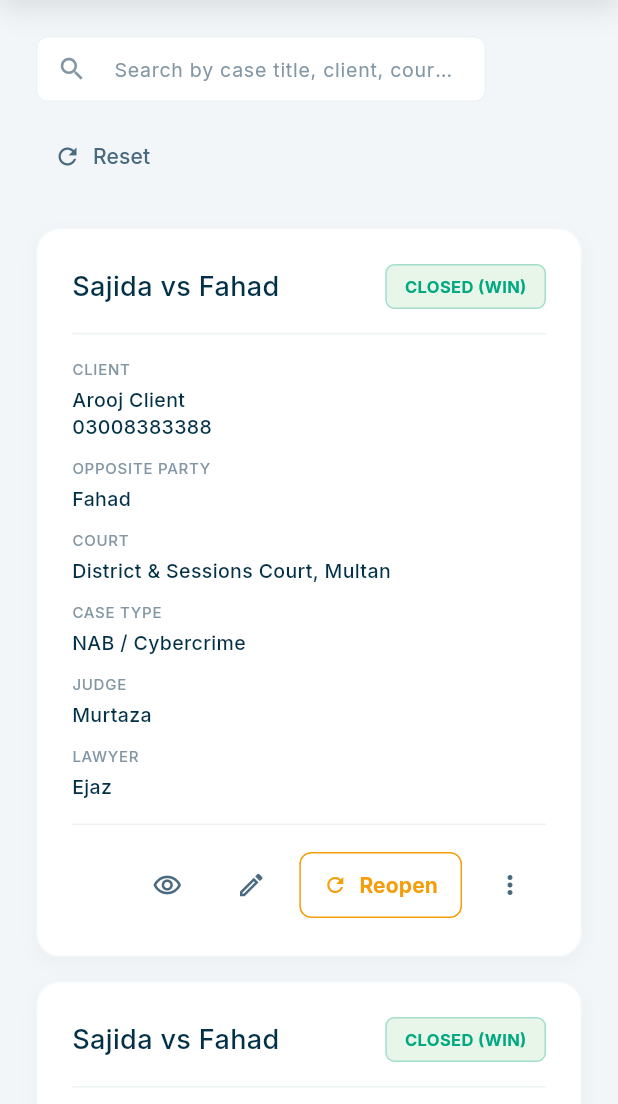
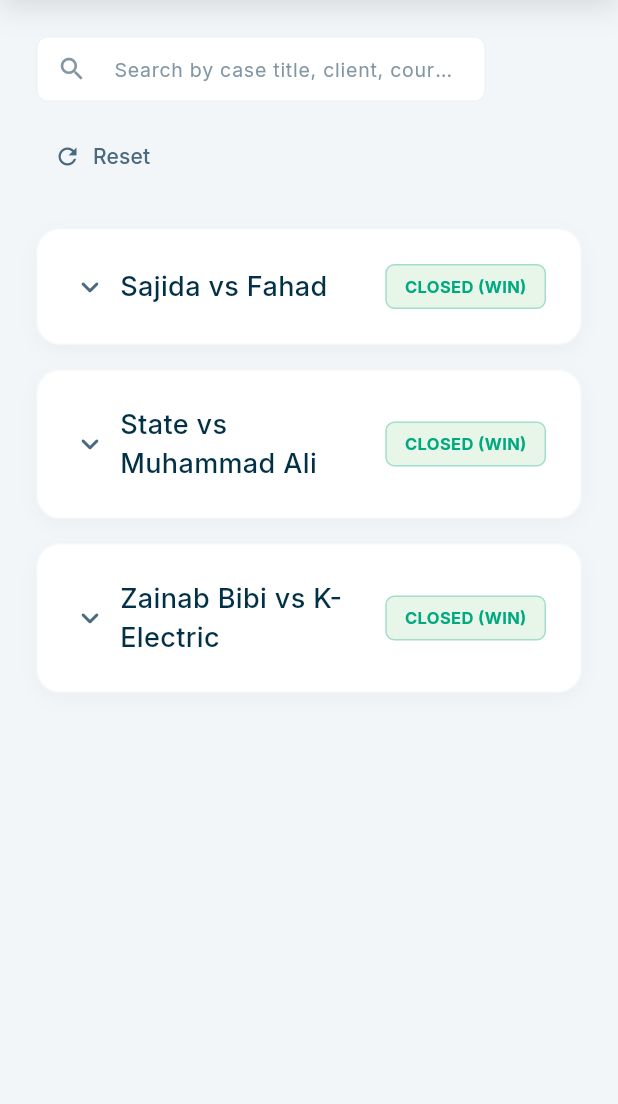
Before and after one commit to Mahnoor-Akhtar/qanomy_app, a Flutter app: the CaseHistoryScreen screen opened directly, on a phone screen of 412 x 824 dp, the part 132-1236 px from its top. Run offline on Flutter 3.47's test engine with Material 3 defaults, Android fonts, the phone set to English and light mode, and no system bars; our stand-ins replace fl_chart, flutter_animate, google_fonts.

Commit message:
feat: make case history cards expand and collapseable

```diff
--- a/lib/features/cases/screens/case_history_screen.dart
+++ b/lib/features/cases/screens/case_history_screen.dart
@@ -109,18 +109,92 @@ class CaseHistoryScreen extends StatelessWidget {
   }
 
   Widget _buildHistoryList() {
+    final List<Map<String, String>> dummyCases = [
+      {
+        'title': 'Sajida vs Fahad',
+        'status': 'CLOSED (WIN)',
+        'client': 'Arooj Client\n03008383388',
+        'oppositeParty': 'Fahad',
+        'court': 'District & Sessions Court, Multan',
+        'caseType': 'NAB / Cybercrime',
+        'judge': 'Murtaza',
+        'lawyer': 'Ejaz',
+      },
+      {
+        'title': 'State vs Muhammad Ali',
+        'status': 'CLOSED (WIN)',
+        'client': 'Muhammad Ali\n03214567890',
+        'oppositeParty': 'The State',
+        'court': 'High Court, Lahore',
+        'caseType': 'Criminal Appeal',
+        'judge': 'Rizwan',
+        'lawyer': 'Ejaz',
+      },
+      {
+        'title': 'Zainab Bibi vs K-Electric',
+        'status': 'CLOSED (WIN)',
+        'client': 'Zainab Bibi\n03339876543',
+        'oppositeParty': 'K-Electric Ltd.',
+        'court': 'Consumer Court, Karachi',
+        'caseType': 'Civil Suit / Damages',
+        'judge': 'Farooq',
+        'lawyer': 'M. Imran',
+      },
+    ];
+
     return ListView.separated(
       shrinkWrap: true,
       physics: const NeverScrollableScrollPhysics(),
-      itemCount: 3, // Dummy data count
+      itemCount: dummyCases.length,
       separatorBuilder: (context, index) => const SizedBox(height: 16),
       itemBuilder: (context, index) {
-        return _buildCaseHistoryCard(context);
+        final c = dummyCases[index];
+        return CaseHistoryCard(
+          title: c['title']!,
+          status: c['status']!,
+          client: c['client']!,
+          oppositeParty: c['oppositeParty']!,
+          court: c['court']!,
+          caseType: c['caseType']!,
+          judge: c['judge']!,
+          lawyer: c['lawyer']!,
+        );
       },
     );
   }
+}
 
-  Widget _buildCaseHistoryCard(BuildContext context) {
+class CaseHistoryCard extends StatefulWidget {
+  final String title;
+  final String status;
+  final String client;
+  final String oppositeParty;
+  final String court;
+  final String caseType;
+  final String judge;
+  final String lawyer;
+
+  const CaseHistoryCard({
+    super.key,
+    required this.title,
+    required this.status,
+    required this.client,
+    required this.oppositeParty,
+    required this.court,
+    required this.caseType,
+    required this.judge,
+    required this.lawyer,
+  });
+
+  @override
+  State<CaseHistoryCard> createState() => _CaseHistoryCardState();
+}
+
+class _CaseHistoryCardState extends State<CaseHistoryCard> {
+  bool _isExpanded = false;
+
+  @override
+  Widget build(BuildContext context) {
     final isMobile = Responsive.isMobile(context);
 
     return Container(
@@ -141,19 +215,39 @@ class CaseHistoryScreen extends StatelessWidget {
           side: BorderSide(color: AppColors.border.withOpacity(0.3)),
         ),
         clipBehavior: Clip.antiAlias,
+        child: InkWell(
+          onTap: () {
+            setState(() {
+              _isExpanded = !_isExpanded;
+            });
+          },
           child: Padding(
             padding: const EdgeInsets.all(AppSpacing.s24),
             child: Column(
               crossAxisAlignment: CrossAxisAlignment.start,
               children: [
-              // Header
+                // Header (Always Visible)
                 Row(
                   mainAxisAlignment: MainAxisAlignment.spaceBetween,
                   children: [
                     Expanded(
+                      child: Row(
+                        children: [
+                          Icon(
+                            _isExpanded
+                                ? Icons.keyboard_arrow_up_rounded
+                                : Icons.keyboard_arrow_down_rounded,
+                            color: AppColors.textSecondary,
+                            size: 24,
+                          ),
+                          const SizedBox(width: 8),
+                          Expanded(
                             child: Text(
-                      'Sajida vs Fahad',
+                              widget.title,
                               style: AppTypography.titleMedium.copyWith(color: AppColors.primaryNavy, fontSize: 18),
+                            ),
+                          ),
+                        ],
                       ),
                     ),
                     Container(
@@ -164,12 +258,21 @@ class CaseHistoryScreen extends StatelessWidget {
                         border: Border.all(color: const Color(0xFF00A980).withOpacity(0.3)),
                       ),
                       child: Text(
-                      'CLOSED (WIN)',
+                        widget.status,
                         style: AppTypography.labelSmall.copyWith(color: const Color(0xFF00A980), fontWeight: FontWeight.bold),
                       ),
                     ),
                   ],
                 ),
+
+                // Collapsible Content
+                AnimatedCrossFade(
+                  firstChild: const SizedBox.shrink(),
+                  secondChild: GestureDetector(
+                    onTap: () {}, // Swallows taps on the inner details container so it doesn't collapse
+                    child: Column(
+                      crossAxisAlignment: CrossAxisAlignment.start,
+                      children: [
                         const SizedBox(height: AppSpacing.s16),
                         Divider(color: AppColors.border.withOpacity(0.5), height: 1),
                         const SizedBox(height: AppSpacing.s16),
@@ -179,29 +282,29 @@ class CaseHistoryScreen extends StatelessWidget {
                           Column(
                             crossAxisAlignment: CrossAxisAlignment.start,
                             children: [
-                    _buildInfoColumn('Client', 'Arooj Client\n03008383388'),
+                              _buildInfoColumn('Client', widget.client),
                               const SizedBox(height: 12),
-                    _buildInfoColumn('Opposite Party', 'Fahad'),
+                              _buildInfoColumn('Opposite Party', widget.oppositeParty),
                               const SizedBox(height: 12),
-                    _buildInfoColumn('Court', 'District & Sessions Court, Multan'),
+                              _buildInfoColumn('Court', widget.court),
                               const SizedBox(height: 12),
-                    _buildInfoColumn('Case Type', 'NAB / Cybercrime'),
+                              _buildInfoColumn('Case Type', widget.caseType),
                               const SizedBox(height: 12),
-                    _buildInfoColumn('Judge', 'Murtaza'),
+                              _buildInfoColumn('Judge', widget.judge),
                               const SizedBox(height: 12),
-                    _buildInfoColumn('Lawyer', 'Ejaz'),
+                              _buildInfoColumn('Lawyer', widget.lawyer),
                             ],
                           )
                         else
                           Row(
                             crossAxisAlignment: CrossAxisAlignment.start,
                             children: [
-                    Expanded(flex: 2, child: _buildInfoColumn('Client', 'Arooj Client\n03008383388')),
-                    Expanded(flex: 2, child: _buildInfoColumn('Opposite Party', 'Fahad')),
-                    Expanded(flex: 3, child: _buildInfoColumn('Court', 'District & Sessions Court, Multan')),
-                    Expanded(flex: 2, child: _buildInfoColumn('Case Type', 'NAB / Cybercrime')),
-                    Expanded(flex: 2, child: _buildInfoColumn('Judge', 'Murtaza')),
-                    Expanded(flex: 2, child: _buildInfoColumn('Lawyer', 'Ejaz')),
+                              Expanded(flex: 2, child: _buildInfoColumn('Client', widget.client)),
+                              Expanded(flex: 2, child: _buildInfoColumn('Opposite Party', widget.oppositeParty)),
+                              Expanded(flex: 3, child: _buildInfoColumn('Court', widget.court)),
+                              Expanded(flex: 2, child: _buildInfoColumn('Case Type', widget.caseType)),
+                              Expanded(flex: 2, child: _buildInfoColumn('Judge', widget.judge)),
+                              Expanded(flex: 2, child: _buildInfoColumn('Lawyer', widget.lawyer)),
                             ],
                           ),
 
@@ -245,6 +348,15 @@ class CaseHistoryScreen extends StatelessWidget {
                       ],
                     ),
                   ),
+                  crossFadeState: _isExpanded
+                      ? CrossFadeState.showSecond
+                      : CrossFadeState.showFirst,
+                  duration: const Duration(milliseconds: 250),
+                ),
+              ],
+            ),
+          ),
+        ),
       ),
     );
   }
```
Lines whose indentation alone changed are shown as unchanged.
